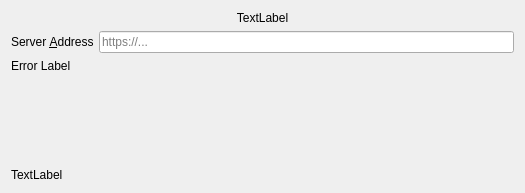
Before: the Qt Designer form src/wizard/owncloudsetupnocredspage.ui in nextcloud/desktop, drawn with Qt 5.
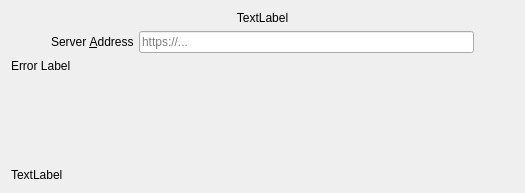
After: the same form once the commit is applied. Custom widgets are drawn as their Qt base class.

Commit message:
Wizard: Do not use FormLayout for URL line edit
Looks ugly on Mac

Fixes #870

The edit to the form file:
```diff
--- a/src/wizard/owncloudsetupnocredspage.ui
+++ b/src/wizard/owncloudsetupnocredspage.ui
@@ -40,8 +40,24 @@
     </widget>
    </item>
    <item>
-    <layout class="QFormLayout" name="formLayout">
-     <item row="0" column="0">
+    <layout class="QHBoxLayout" name="horizontalLayout">
+     <item>
+      <spacer name="horizontalSpacer">
+       <property name="orientation">
+        <enum>Qt::Horizontal</enum>
+       </property>
+       <property name="sizeType">
+        <enum>QSizePolicy::Minimum</enum>
+       </property>
+       <property name="sizeHint" stdset="0">
+        <size>
+         <width>40</width>
+         <height>20</height>
+        </size>
+       </property>
+      </spacer>
+     </item>
+     <item>
       <widget class="QLabel" name="label_2">
        <property name="text">
         <string>Server &amp;Address</string>
@@ -51,7 +67,7 @@
        </property>
       </widget>
      </item>
-     <item row="0" column="1">
+     <item>
       <widget class="Utils::FancyLineEdit" name="leUrl">
        <property name="sizePolicy">
         <sizepolicy hsizetype="MinimumExpanding" vsizetype="Preferred">
@@ -67,6 +83,22 @@
        </property>
       </widget>
      </item>
+     <item>
+      <spacer name="horizontalSpacer_2">
+       <property name="orientation">
+        <enum>Qt::Horizontal</enum>
+       </property>
+       <property name="sizeType">
+        <enum>QSizePolicy::Minimum</enum>
+       </property>
+       <property name="sizeHint" stdset="0">
+        <size>
+         <width>40</width>
+         <height>20</height>
+        </size>
+       </property>
+      </spacer>
+     </item>
     </layout>
    </item>
    <item>
```
